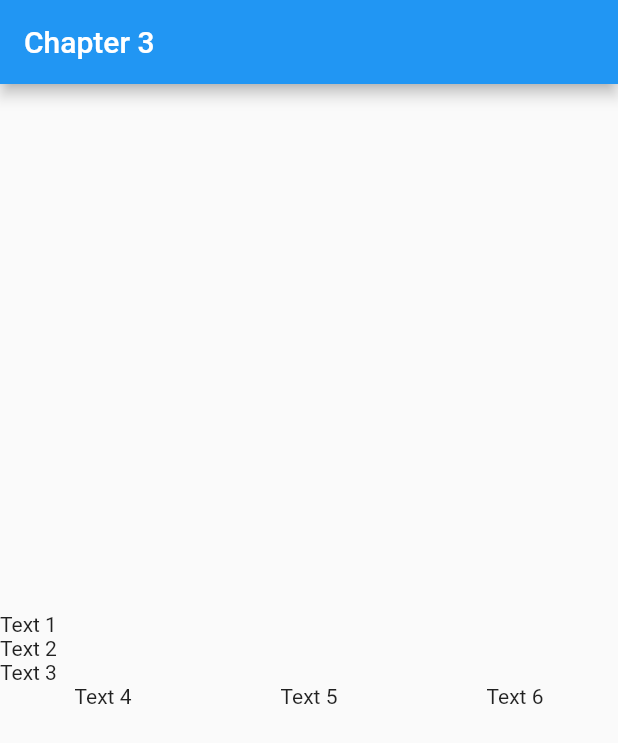
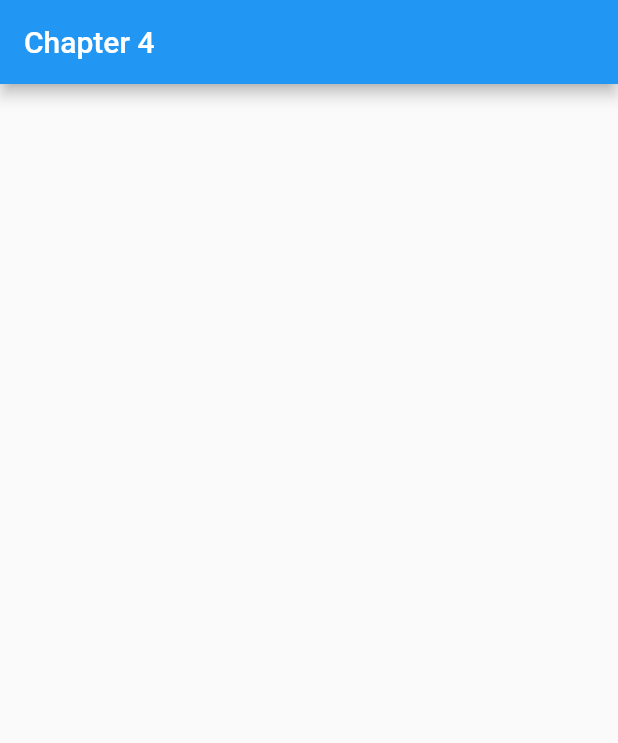
Before and after one commit to alvintriseptia/flutter-sprint-1, a Flutter app: the screen it shows after launch, on a phone screen of 412 x 824 dp. Shown: the top 743 px of the screen. Run offline on Flutter 3.47's test engine with Material 2 defaults, Android fonts, the phone set to English and light mode, and no system bars.

Commit message:
learn chapter 4

```diff
--- a/chapter1_10/lib/main.dart
+++ b/chapter1_10/lib/main.dart
@@ -10,24 +10,8 @@ class MyApp extends StatelessWidget {
     return MaterialApp(
         home: Scaffold(
             appBar: AppBar(
-              title: Text('Chapter 3'),
+              title: Text('Chapter 4'),
             ),
-            body: Column(
-              mainAxisAlignment: MainAxisAlignment.center,
-              crossAxisAlignment: CrossAxisAlignment.start,
-              children: [
-                Text("Text 1"),
-                Text("Text 2"),
-                Text("Text 3"),
-                Row(
-                  mainAxisAlignment: MainAxisAlignment.spaceAround,
-                  children: [
-                    Text("Text 4"),
-                    Text("Text 5"),
-                    Text("Text 6"),
-                  ],
-                )
-              ],
-            )));
+            body: Container()));
   }
 }
```
Also changed, not shown: chapter1_10/lib/chapter3.dart (added, +33 -0 lines), chapter1_10/lib/chapter4.dart (added, +31 -0 lines).
